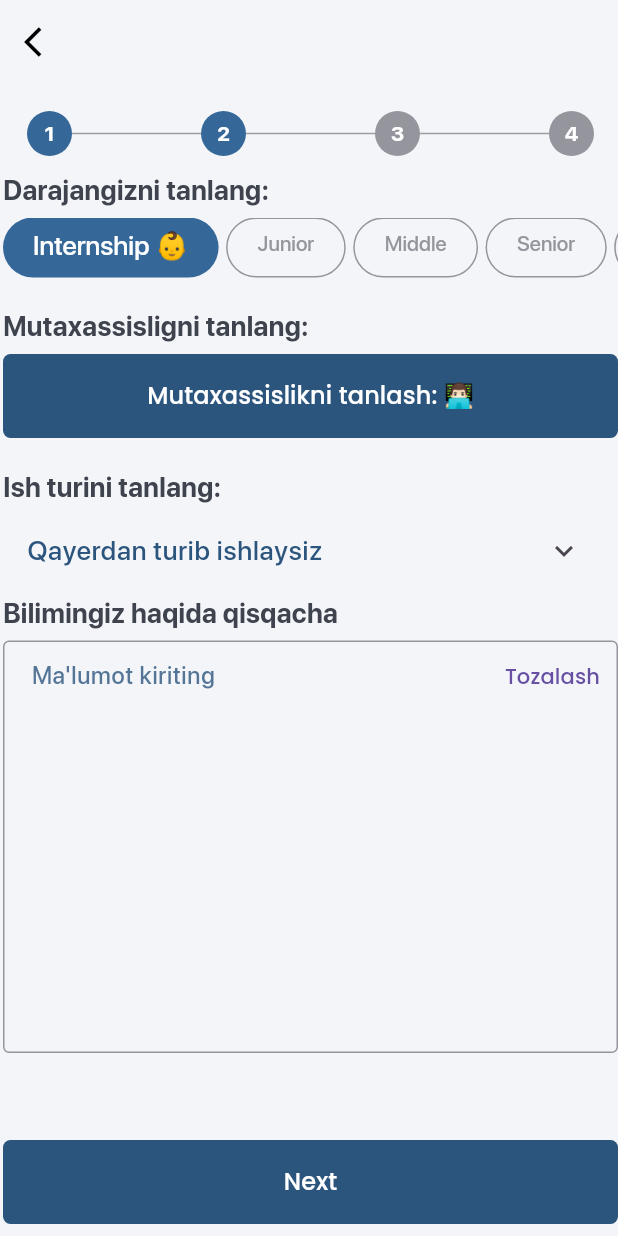
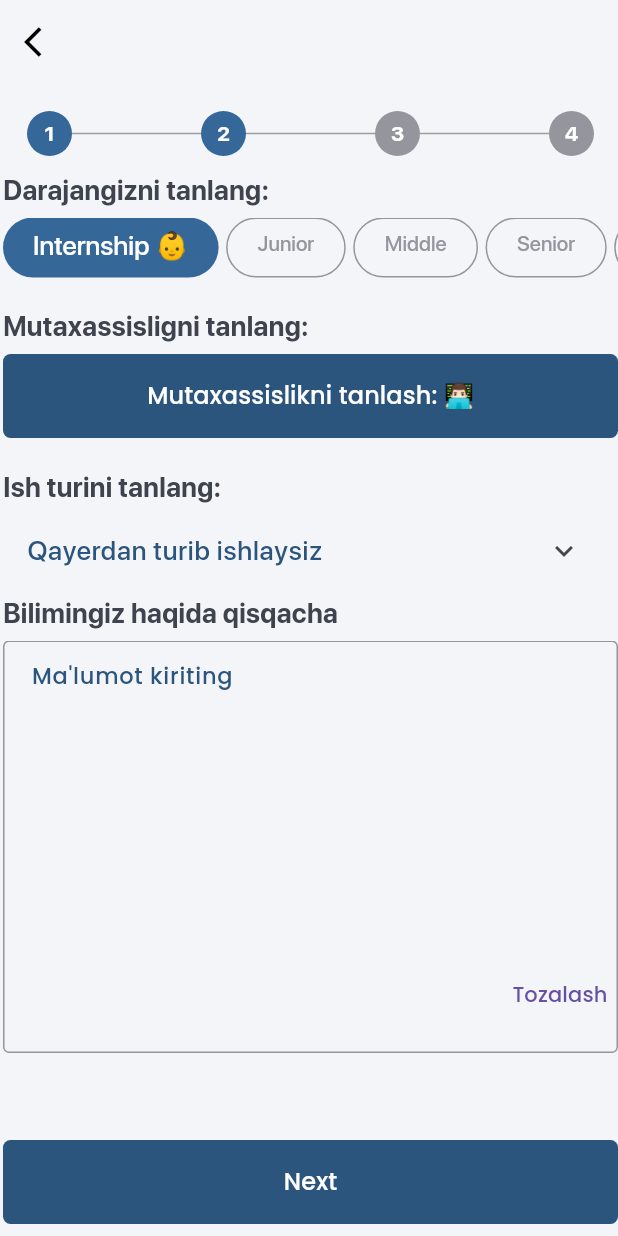
Before and after one commit to muhiddin0888/ish_top, a Flutter app: the AddAnnouncementPage screen opened directly, swiped to page 2, on a phone screen of 412 x 824 dp. Run offline on Flutter 3.47's test engine with Material 2 defaults, Android fonts, the phone set to English and light mode, and no system bars; our stand-ins replace bloc, cloud_firestore, equatable, file_picker, firebase_auth, firebase_core and 11 more; missing offline and left inert: firebase_auth_platform_interface; accounts and stored records are empty; project files that could hold a hidden picture were left out.

Commit message:
changed commentInput

```diff
--- a/lib/ui/tab_box/announcements/add_announcement/pages/ann_fields_two.dart
+++ b/lib/ui/tab_box/announcements/add_announcement/pages/ann_fields_two.dart
@@ -65,9 +65,7 @@ class _AnnFieldsTwoState extends State<AnnFieldsTwo> {
         ),
         SizedBox(height: 5),
         CommentInputComponent(
-          commentText: (String value) {
-            context.read<AnnouncementCubit>().state.fields["knowledge"] = value;
-          },
+          height: 275,
           commentFocusNode: FocusNode(),
           textEditingController: textEditingController,
           textButton: TextButton(
@@ -75,6 +73,10 @@ class _AnnFieldsTwoState extends State<AnnFieldsTwo> {
                 textEditingController.clear();
               },
               child: Text("Tozalash")),
+          hintText: "Ma'lumot kiriting",
+          onChanged: (String value) {
+            context.read<AnnouncementCubit>().state.fields["knowledge"] = value;
+          },
         )
       ],
     );
--- a/lib/ui/tab_box/announcements/add_announcement/pages/widgets/comment_input_componenet.dart
+++ b/lib/ui/tab_box/announcements/add_announcement/pages/widgets/comment_input_componenet.dart
@@ -1,56 +1,67 @@
-// ignore_for_file: prefer_const_constructors
+import 'package:flutter/gestures.dart';
 import 'package:flutter/material.dart';
 import 'package:ish_top/utils/color.dart';
-import 'package:ish_top/utils/style.dart';
 
-//Tozalash degan button qo'shdim, null qib berganman xolaselar ishlatib ko'rilar kerak bo'lib qosa
 class CommentInputComponent extends StatelessWidget {
   const CommentInputComponent({
     Key? key,
-    required this.commentText,
+    required this.onChanged,
     required this.commentFocusNode,
+    required this.hintText,
     this.textEditingController,
     this.textButton,
+    this.height,
+    this.maxLength,
+    this.onSubmitted,
   }) : super(key: key);
-  final ValueChanged<String> commentText;
+
+  final ValueChanged<String> onChanged;
   final FocusNode commentFocusNode;
   final TextEditingController? textEditingController;
   final Widget? textButton;
+  final String hintText;
+  final double? height;
+  final int? maxLength;
+  final ValueChanged<String>? onSubmitted;
 
   @override
   Widget build(BuildContext context) {
     return SizedBox(
-      height: 275,
+      height: height,
+      width: double.infinity,
       child: Stack(children: [
         TextField(
+          onSubmitted: onSubmitted,
+          textAlignVertical: TextAlignVertical.top,
           controller: textEditingController,
           expands: true,
-          textAlignVertical: TextAlignVertical.top,
+          dragStartBehavior: DragStartBehavior.down,
           minLines: null,
           maxLines: null,
           textInputAction: TextInputAction.done,
-          // focusNode: commentFocusNode,
-
+          focusNode: commentFocusNode,
           keyboardType: TextInputType.text,
-          style: TextStyle(fontSize: 16, color: MyColors.black),
-          onChanged: commentText,
+          style: const TextStyle(
+              fontSize: 16, color: MyColors.black, fontWeight: FontWeight.w500),
+          onChanged: onChanged,
+          maxLength: maxLength,
           decoration: InputDecoration(
             border: InputBorder.none,
-            focusedBorder: OutlineInputBorder(
+            focusedBorder: const OutlineInputBorder(
                 borderSide: BorderSide(color: MyColors.C_2C557D, width: 2)),
-            enabledBorder: OutlineInputBorder(
+            enabledBorder: const OutlineInputBorder(
                 borderSide: BorderSide(color: MyColors.C_95969D)),
             errorBorder: InputBorder.none,
             disabledBorder: InputBorder.none,
             contentPadding:
                 const EdgeInsets.only(left: 15, bottom: 11, top: 11, right: 15),
-            hintText: "Ma'lumot kiriting",
-            hintStyle: MyTextStyle.sfProMedium.copyWith(
-                fontSize: 16, color: MyColors.C_2C557D.withOpacity(0.8)),
+            hintText: hintText,
+            hintStyle: const TextStyle(fontSize: 15, color: MyColors.C_2C557D),
           ),
           cursorColor: MyColors.C_2C557D,
         ),
-        Align(alignment: Alignment.topRight, child: textButton ?? SizedBox()),
+        Positioned(
+            bottom: 15, right: -5, child: textButton ?? const SizedBox()),
       ]),
     );
   }
```
